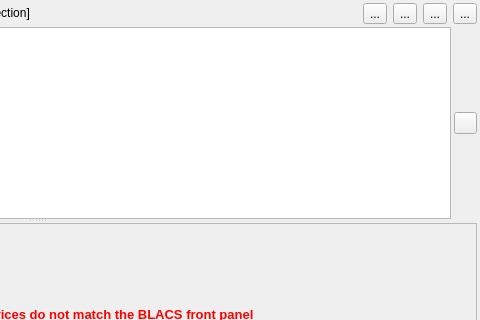
This is blacs/tab_frame.ui in labscript-suite/blacs as Qt 5 draws it before an edit; both pictures show x 407 to 887 and y 0 to 320 of the 887 by 612 pixel window. The edited form follows.
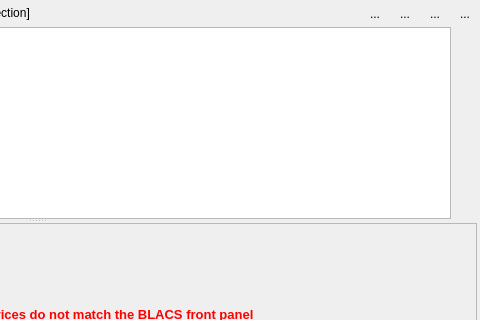
This is the edited form. Icons and pictures are not drawn.

Commit message: Draw the flat buttons with the Qt style instead of a style sheet

Patch:
```diff
--- a/blacs/tab_frame.ui
+++ b/blacs/tab_frame.ui
@@ -75,6 +75,9 @@
         <iconset resource="../../../../usr/local/lib/python2.7/dist-packages/qtutils/icons/icons.qrc">
          <normaloff>:/qtutils/fugue/brain--minus.png</normaloff>:/qtutils/fugue/brain--minus.png</iconset>
        </property>
+       <property name="autoRaise">
+        <bool>true</bool>
+       </property>
       </widget>
      </item>
      <item>
@@ -92,6 +95,9 @@
        <property name="checkable">
         <bool>true</bool>
        </property>
+       <property name="autoRaise">
+        <bool>true</bool>
+       </property>
       </widget>
      </item>
      <item>
@@ -106,6 +112,9 @@
         <iconset resource="../../../../usr/local/lib/python2.7/dist-packages/qtutils/icons/icons.qrc">
          <normaloff>:/qtutils/fugue/control-stop-square.png</normaloff>:/qtutils/fugue/control-stop-square.png</iconset>
        </property>
+       <property name="autoRaise">
+        <bool>true</bool>
+       </property>
       </widget>
      </item>
      <item>
@@ -120,6 +129,9 @@
         <iconset resource="../../../../usr/local/lib/python2.7/dist-packages/qtutils/icons/icons.qrc">
          <normaloff>:/qtutils/fugue/arrow-circle.png</normaloff>:/qtutils/fugue/arrow-circle.png</iconset>
        </property>
+       <property name="autoRaise">
+        <bool>true</bool>
+       </property>
       </widget>
      </item>
     </layout>
@@ -174,7 +186,7 @@
              </widget>
             </item>
             <item>
-             <widget class="QPushButton" name="button_close">
+             <widget class="QToolButton" name="button_close">
               <property name="sizePolicy">
                <sizepolicy hsizetype="Fixed" vsizetype="Fixed">
                 <horstretch>0</horstretch>
@@ -203,6 +215,9 @@
                <iconset resource="../../../../usr/local/lib/python2.7/dist-packages/qtutils/icons/icons.qrc">
                 <normaloff>:/qtutils/fugue/cross.png</normaloff>:/qtutils/fugue/cross.png</iconset>
               </property>
+              <property name="autoRaise">
+               <bool>true</bool>
+              </property>
              </widget>
             </item>
            </layout>
```
The commit also changes 8 other files.
